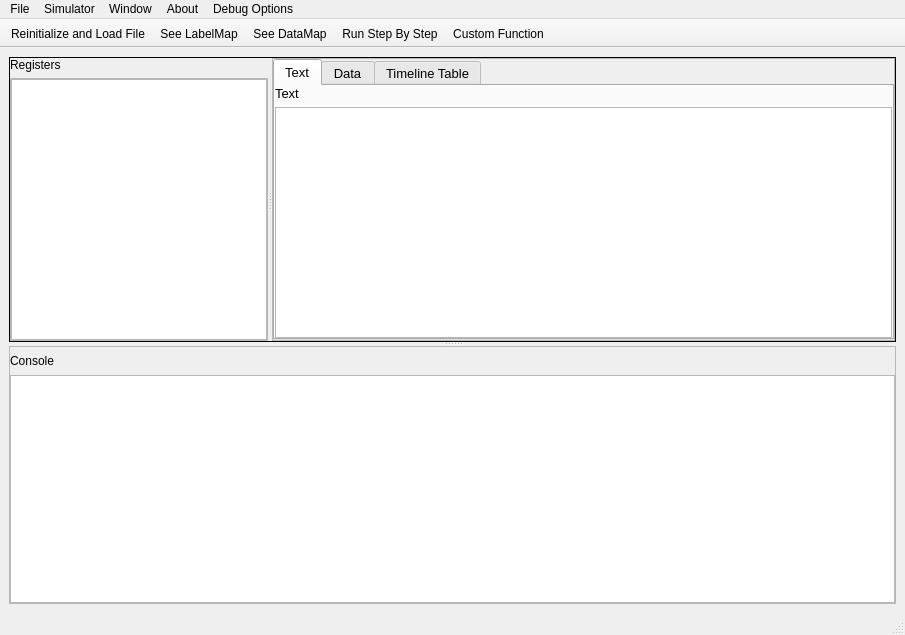
Qt form mainwindow.ui (GithinGeorge2k1/CO_MIPS_SIMULATOR) before a commit.
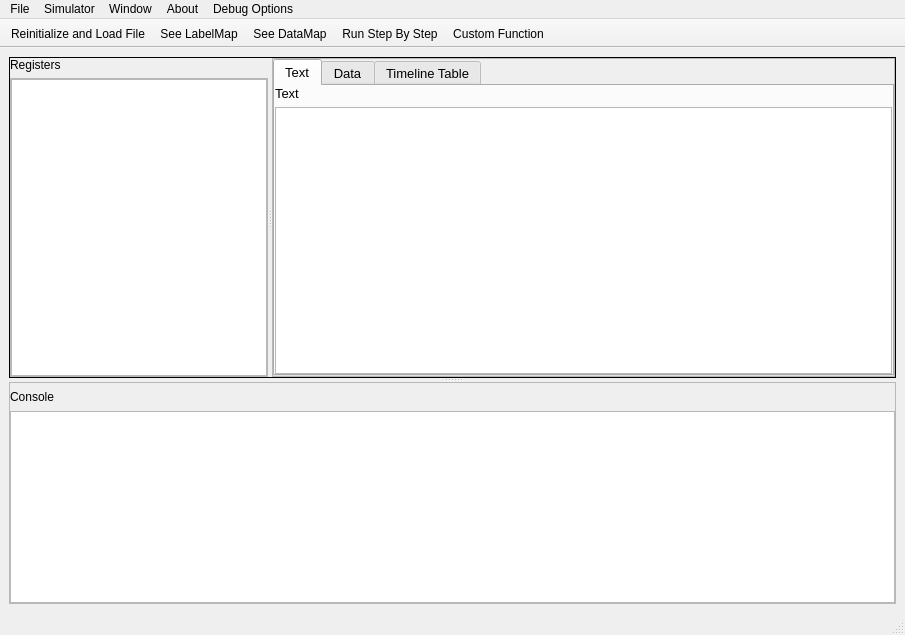
The same form after that commit. The open tabs and pages were chosen to show the change.

Diff of the .ui file:
```diff
--- a/mainwindow.ui
+++ b/mainwindow.ui
@@ -27,7 +27,7 @@
        <property name="sizePolicy">
         <sizepolicy hsizetype="Preferred" vsizetype="Preferred">
          <horstretch>0</horstretch>
-         <verstretch>1</verstretch>
+         <verstretch>6</verstretch>
         </sizepolicy>
        </property>
        <property name="frameShape">
@@ -233,7 +233,7 @@
        <property name="sizePolicy">
         <sizepolicy hsizetype="Preferred" vsizetype="Preferred">
          <horstretch>0</horstretch>
-         <verstretch>1</verstretch>
+         <verstretch>0</verstretch>
         </sizepolicy>
        </property>
        <property name="frameShape">
```
Left out of the diff: 2 changed lines with no effect on the pictures.
